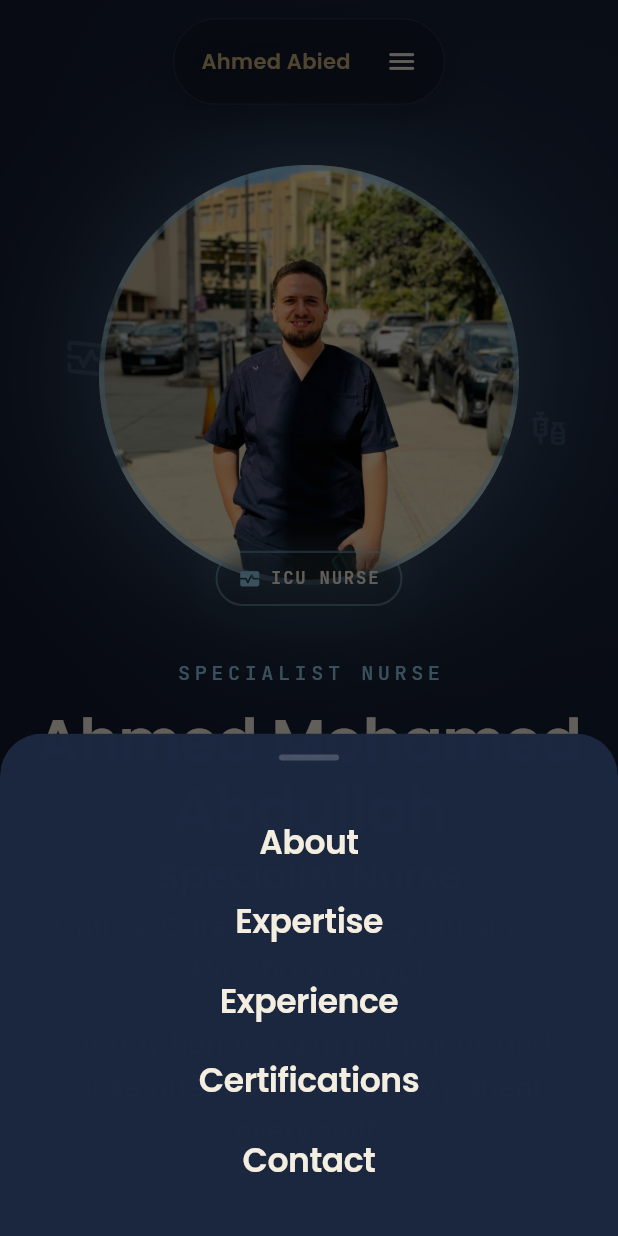
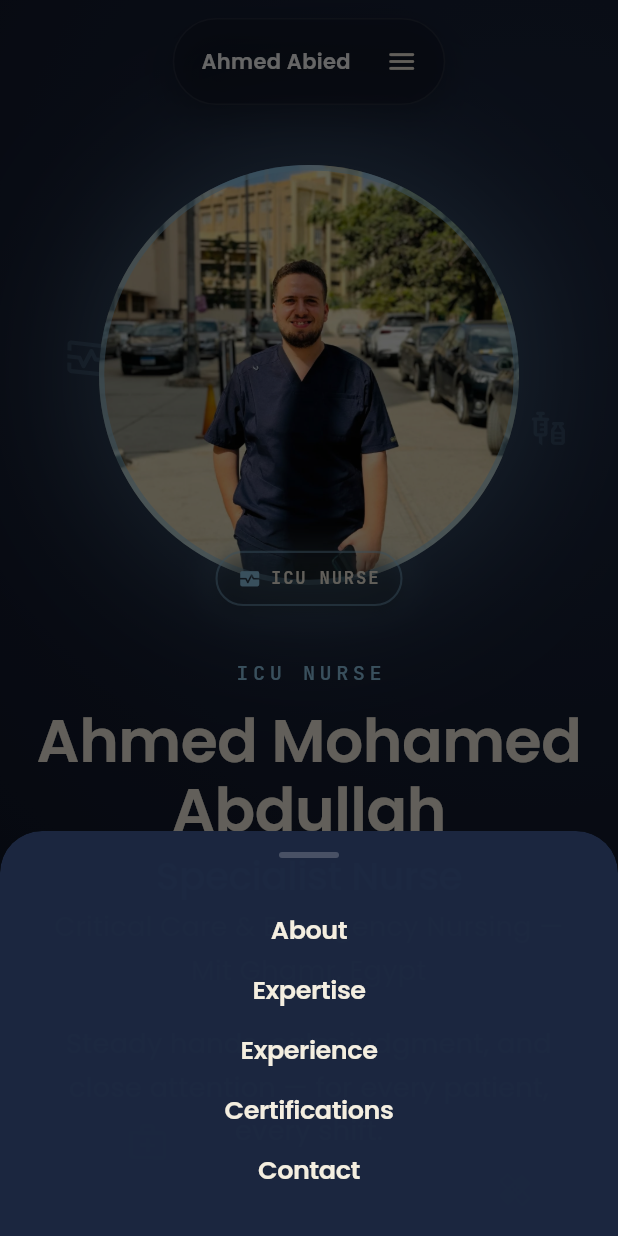
Before and after one commit to kmind345-create/ABIED, a Flutter app: the screen it shows after launch, after a tap on the "menu" icon, on a phone screen of 412 x 824 dp. Run offline on Flutter 3.47's test engine with Material 3 defaults, Android fonts, the phone set to English and light mode, and no system bars; drawn by our look-alikes of flutter_animate.

Commit message:
update UI

```diff
--- a/lib/widgets/hero_section.dart
+++ b/lib/widgets/hero_section.dart
@@ -76,7 +76,7 @@ class _HeroSectionState extends State<HeroSection> {
           isMobile ? CrossAxisAlignment.center : CrossAxisAlignment.start,
       children: [
         Text(
-          'SPECIALIST NURSE',
+          'ICU NURSE',
           style: AppText.mono.copyWith(fontSize: 13.5, letterSpacing: 3),
         ).animate().fadeIn(delay: 150.ms).slideY(begin: 0.3, end: 0),
         const SizedBox(height: 14),
--- a/lib/widgets/mobile_drawer.dart
+++ b/lib/widgets/mobile_drawer.dart
@@ -98,12 +98,12 @@ class _DrawerItem extends StatelessWidget {
       onTap: onTap,
       downScale: 0.96,
       child: Padding(
-        padding: const EdgeInsets.symmetric(vertical: 14),
+        padding: const EdgeInsets.symmetric(vertical: 10),
         child: Text(
           label,
           textAlign: TextAlign.center,
           style: AppText.display.copyWith(
-            fontSize: 22,
+            fontSize: 17,
             fontWeight: FontWeight.w700,
             color: AppColors.cream,
           ),
--- a/lib/widgets/nav_bar.dart
+++ b/lib/widgets/nav_bar.dart
@@ -105,7 +105,7 @@ class FloatingNavPill extends StatelessWidget {
               style: AppText.body.copyWith(
                 fontSize: 14,
                 fontWeight: FontWeight.w700,
-                color: AppColors.sand,
+                color: Colors.white,
               ),
             ),
           ),
--- a/lib/widgets/reveal_on_scroll.dart
+++ b/lib/widgets/reveal_on_scroll.dart
@@ -8,7 +8,8 @@ class RevealOnScroll extends StatefulWidget {
   final ScrollController controller;
 
   /// Fraction of the viewport height at which the reveal fires —
-  /// 0.88 means "fire once the widget's top has crossed 88% down the screen".
+  /// 0.92 means "fire once the widget's top has crossed 92% down the screen"
+  /// (i.e. just as it starts entering the visible area from the bottom).
   final double triggerFraction;
 
   /// Fired once, at the moment the reveal animation starts — lets a
@@ -20,7 +21,7 @@ class RevealOnScroll extends StatefulWidget {
     super.key,
     required this.child,
     required this.controller,
-    this.triggerFraction = 0.88,
+    this.triggerFraction = 0.92,
     this.onReveal,
   });
 
@@ -34,14 +35,17 @@ class _RevealOnScrollState extends State<RevealOnScroll>
   late final AnimationController _anim;
   late final Animation<double> _fade;
   late final Animation<Offset> _slide;
+  late final Animation<double> _scale;
   bool _played = false;
 
   @override
   void initState() {
     super.initState();
-    _anim = AnimationController(vsync: this, duration: const Duration(milliseconds: 700));
+    _anim = AnimationController(vsync: this, duration: const Duration(milliseconds: 900));
     _fade = CurvedAnimation(parent: _anim, curve: Curves.easeOut);
-    _slide = Tween<Offset>(begin: const Offset(0, 40), end: Offset.zero)
+    _slide = Tween<Offset>(begin: const Offset(0, 64), end: Offset.zero)
+        .animate(CurvedAnimation(parent: _anim, curve: Curves.easeOutCubic));
+    _scale = Tween<double>(begin: 0.94, end: 1.0)
         .animate(CurvedAnimation(parent: _anim, curve: Curves.easeOutCubic));
     widget.controller.addListener(_check);
     // also check once right after first layout, in case it's already
@@ -81,7 +85,10 @@ class _RevealOnScrollState extends State<RevealOnScroll>
             opacity: _fade.value,
             child: Transform.translate(
               offset: _slide.value,
-              child: child,
+              child: Transform.scale(
+                scale: _scale.value,
+                child: child,
+              ),
             ),
           );
         },
```
Also changed, not shown: 14 other files.
